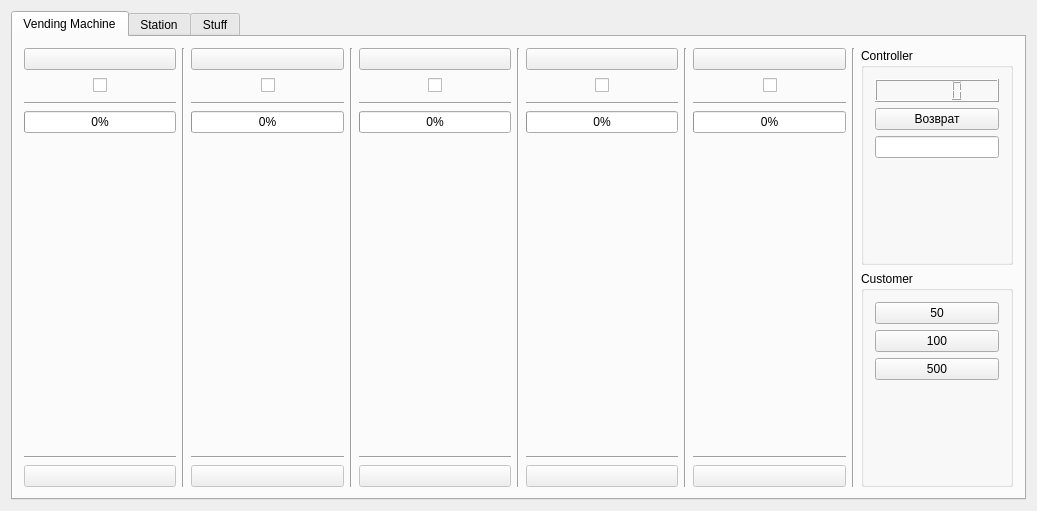
First picture: the form in mainwindow.ui, repository Vladimir-A/Vending_Machine, before the edit.
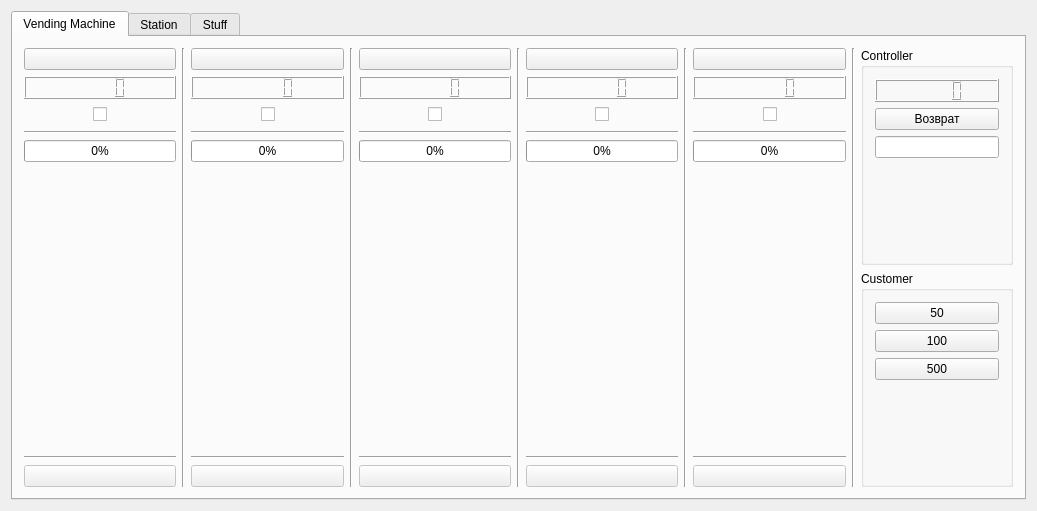
Second picture: the form after the edit. The open tabs and pages were chosen to show the change.

The edit to the form file:
```diff
--- a/mainwindow.ui
+++ b/mainwindow.ui
@@ -34,6 +34,9 @@
             </property>
            </widget>
           </item>
+          <item>
+           <widget class="QLCDNumber" name="price1"/>
+          </item>
           <item>
            <layout class="QGridLayout" name="gridLayout">
             <item row="0" column="0">
@@ -145,6 +148,9 @@
             </property>
            </widget>
           </item>
+          <item>
+           <widget class="QLCDNumber" name="price2"/>
+          </item>
           <item>
            <layout class="QGridLayout" name="gridLayout_3">
             <item row="0" column="1">
@@ -247,6 +253,9 @@
             </property>
            </widget>
           </item>
+          <item>
+           <widget class="QLCDNumber" name="price3"/>
+          </item>
           <item>
            <layout class="QGridLayout" name="gridLayout_4">
             <item row="0" column="0">
@@ -349,6 +358,9 @@
             </property>
            </widget>
           </item>
+          <item>
+           <widget class="QLCDNumber" name="price4"/>
+          </item>
           <item>
            <layout class="QGridLayout" name="gridLayout_5">
             <item row="0" column="1">
@@ -451,6 +463,9 @@
             </property>
            </widget>
           </item>
+          <item>
+           <widget class="QLCDNumber" name="price5"/>
+          </item>
           <item>
            <layout class="QGridLayout" name="gridLayout_6">
             <item row="0" column="2">
```
Left out of the diff: 6 changed lines with no effect on the pictures.
